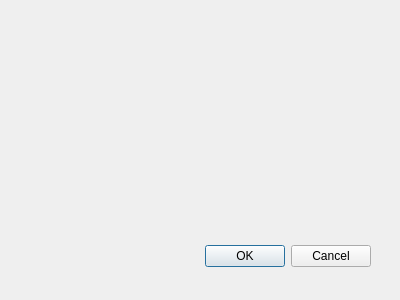
Qt form citygen/citygen_dialog_base.ui (arthurRuf/3dcitybuilder) before a commit.
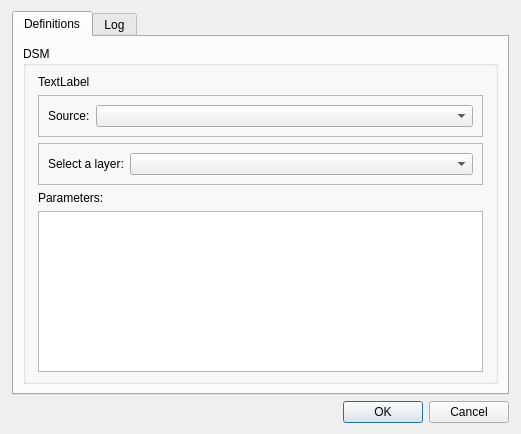
The same form after that commit.

What changed in the file:
```diff
--- a/citygen/citygen_dialog_base.ui
+++ b/citygen/citygen_dialog_base.ui
@@ -1,33 +1,177 @@
 <ui version="4.0" >
  <class>citygenDialogBase</class>
- <widget class="QDialog" name="citygenDialogBase" >
-  <property name="geometry" >
+ <widget class="QDialog" name="citygenDialogBase">
+  <property name="geometry">
    <rect>
     <x>0</x>
     <y>0</y>
-    <width>400</width>
-    <height>300</height>
+    <width>521</width>
+    <height>434</height>
    </rect>
   </property>
   <property name="windowTitle" >
    <string>citygen</string>
   </property>
-  <widget class="QDialogButtonBox" name="button_box" >
-   <property name="geometry" >
-    <rect>
-     <x>30</x>
-     <y>240</y>
-     <width>341</width>
-     <height>32</height>
-    </rect>
+  <layout class="QVBoxLayout" name="verticalLayout">
+   <property name="leftMargin">
+    <number>12</number>
    </property>
-   <property name="orientation" >
-    <enum>Qt::Horizontal</enum>
+   <property name="rightMargin">
+    <number>12</number>
    </property>
-   <property name="standardButtons" >
-    <set>QDialogButtonBox::Cancel|QDialogButtonBox::Ok</set>
-   </property>
-  </widget>
+   <item>
+    <widget class="QTabWidget" name="tabWidget">
+     <property name="currentIndex">
+      <number>0</number>
+     </property>
+     <property name="usesScrollButtons">
+      <bool>true</bool>
+     </property>
+     <widget class="QWidget" name="tab_3">
+      <attribute name="title">
+       <string>Definitions</string>
+      </attribute>
+      <layout class="QVBoxLayout" name="verticalLayout_3">
+       <item>
+        <widget class="QGroupBox" name="groupBox">
+         <property name="title">
+          <string>DSM</string>
+         </property>
+         <property name="alignment">
+          <set>Qt::AlignJustify|Qt::AlignTop</set>
+         </property>
+         <layout class="QVBoxLayout" name="verticalLayout_2">
+          <property name="leftMargin">
+           <number>12</number>
+          </property>
+          <property name="rightMargin">
+           <number>12</number>
+          </property>
+          <item>
+           <widget class="QLabel" name="lblTest">
+            <property name="text">
+             <string>TextLabel</string>
+            </property>
+           </widget>
+          </item>
+          <item>
+           <widget class="QFrame" name="frame">
+            <property name="frameShape">
+             <enum>QFrame::StyledPanel</enum>
+            </property>
+            <property name="frameShadow">
+             <enum>QFrame::Raised</enum>
+            </property>
+            <layout class="QHBoxLayout" name="horizontalLayout" stretch="0,1">
+             <item>
+              <widget class="QLabel" name="label">
+               <property name="text">
+                <string>Source:</string>
+               </property>
+              </widget>
+             </item>
+             <item>
+              <widget class="QComboBox" name="cbxDSMSource"/>
+             </item>
+            </layout>
+           </widget>
+          </item>
+          <item>
+           <widget class="QFrame" name="frame_3">
+            <property name="frameShape">
+             <enum>QFrame::StyledPanel</enum>
+            </property>
+            <property name="frameShadow">
+             <enum>QFrame::Raised</enum>
+            </property>
+            <layout class="QHBoxLayout" name="horizontalLayout_3" stretch="0,1">
+             <item>
+              <widget class="QLabel" name="label_3">
+               <property name="text">
+                <string>Select a layer:</string>
+               </property>
+              </widget>
+             </item>
+             <item>
+              <widget class="QComboBox" name="cbxDSMLayer"/>
+             </item>
+            </layout>
+           </widget>
+          </item>
+          <item>
+           <widget class="QLabel" name="label_2">
+            <property name="text">
+             <string>Parameters:</string>
+            </property>
+           </widget>
+          </item>
+          <item>
+           <widget class="QPlainTextEdit" name="plainTextEdit"/>
+          </item>
+         </layout>
+        </widget>
+       </item>
+      </layout>
+     </widget>
+     <widget class="QWidget" name="tab_4">
+      <attribute name="title">
+       <string>Log</string>
+      </attribute>
+      <layout class="QVBoxLayout" name="verticalLayout_5">
+       <item>
+        <widget class="QFrame" name="frame_2">
+         <property name="frameShape">
+          <enum>QFrame::StyledPanel</enum>
+         </property>
+         <property name="frameShadow">
+          <enum>QFrame::Raised</enum>
+         </property>
+         <layout class="QHBoxLayout" name="horizontalLayout_2" stretch="1,0">
+          <item>
+           <spacer name="horizontalSpacer">
+            <property name="orientation">
+             <enum>Qt::Horizontal</enum>
+            </property>
+            <property name="sizeHint" stdset="0">
+             <size>
+              <width>358</width>
+              <height>20</height>
+             </size>
+            </property>
+           </spacer>
+          </item>
+          <item>
+           <widget class="QPushButton" name="pushButton_2">
+            <property name="text">
+             <string>Clear</string>
+            </property>
+           </widget>
+          </item>
+         </layout>
+        </widget>
+       </item>
+       <item>
+        <widget class="QPlainTextEdit" name="txtLog">
+         <property name="documentTitle">
+          <string/>
+         </property>
+        </widget>
+       </item>
+      </layout>
+     </widget>
+    </widget>
+   </item>
+   <item>
+    <widget class="QDialogButtonBox" name="button_box">
+     <property name="orientation">
+      <enum>Qt::Horizontal</enum>
+     </property>
+     <property name="standardButtons">
+      <set>QDialogButtonBox::Cancel|QDialogButtonBox::Ok</set>
+     </property>
+    </widget>
+   </item>
+  </layout>
  </widget>
  <resources/>
  <connections>
```
Left out of the diff: 49 changed lines with no effect on the pictures.
